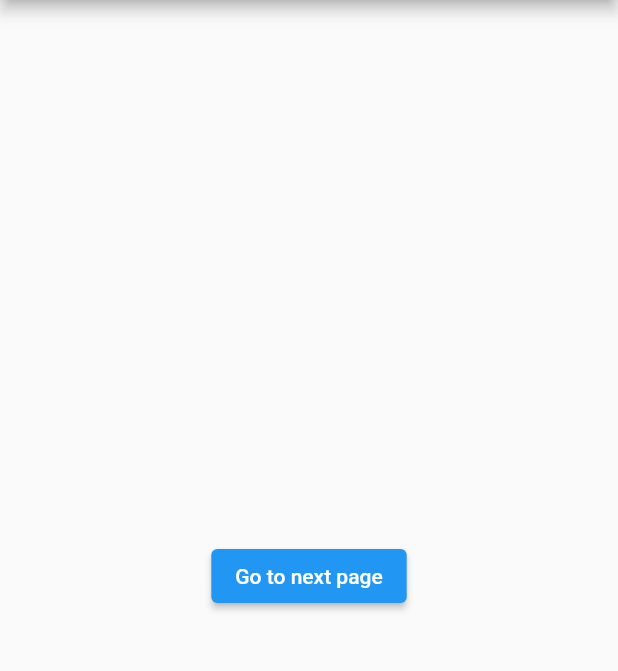
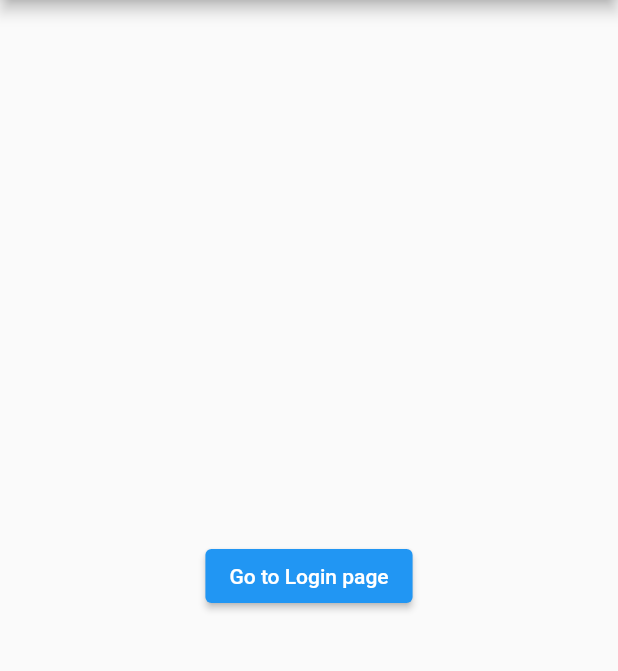
Before and after one commit to jawdonchan/L1_JordanChan_213809_Project, a Flutter app: the screen it shows after launch, on a phone screen of 412 x 824 dp, the part 84-755 px from its top. Run offline on Flutter 3.47's test engine with Material 2 defaults, Android fonts, the phone set to English and light mode, and no system bars.

Commit message:
did login part mad

```diff
--- a/lib/home.dart
+++ /dev/null
@@ -1,33 +0,0 @@
-import 'package:flutter/material.dart';
-import 'nextpage.dart';
-class HomePage extends StatelessWidget {
-
-
-  @override
-  Widget build(BuildContext context) {
-    return Scaffold(
-      appBar: AppBar(
-        title: Text('White App Bar'),
-          backgroundColor: Colors.white, // Set the background color to white
-      ),
-      body: Column(
-        mainAxisAlignment: MainAxisAlignment.center,
-        children: [
-          Center(
-            child: ElevatedButton(
-              onPressed: () {
-                 Navigator.push(
-                  context,
-                  MaterialPageRoute(
-                    builder: (context) => NextPage(),
-                  ),
-                );
-              },
-              child: Text('Go to next page'),
-            )
-          )
-        ]
-      )
-    );
-  }
-}
--- a/lib/main.dart
+++ b/lib/main.dart
@@ -1,27 +1,37 @@
 import 'package:flutter/material.dart';
-import 'home.dart';
+import 'screen/home.dart';
+import 'package:provider/provider.dart';
+
 void main() {
   runApp(MyApp());
+}
+
+class AuthProvider extends ChangeNotifier {
+  bool isAuthenticated = false;
+
+  void login() {
+    isAuthenticated = true;
+    notifyListeners();
+  }
+
+  void logout() {
+    isAuthenticated = false;
+    notifyListeners();
+  }
 }
 
 class MyApp extends StatelessWidget {
   @override
   Widget build(BuildContext context) {
-    return MaterialApp(
-      title: 'White App Bar',
-      theme: ThemeData(
-        primaryColor: Colors.white, // Set the primary color to white
+    return ChangeNotifierProvider(
+      create: (context) => AuthProvider(),
+      child: MaterialApp(
+        title: 'White App Bar',
+        theme: ThemeData(
+          primaryColor: Colors.white, // Set the primary color to white
+        ),
+        home: HomePage(),
       ),
-      home: HomePage(),
-      // home: Scaffold(
-      //   appBar: AppBar(
-      //     title: Text('White App Bar'),
-      //     backgroundColor: Colors.white, // Set the background color to white
-      //   ),
-      //   body: Center(
-      //     child: Text('Hello, World!'),
-      //   ),
-      // ),
     );
   }
 }
--- /dev/null
+++ b/lib/screen/home.dart
@@ -0,0 +1,31 @@
+import 'package:flutter/material.dart';
+import 'package:proj_layout/main.dart';
+import 'nextpage.dart';
+import 'login.dart';
+import 'package:provider/provider.dart';
+
+class HomePage extends StatelessWidget {
+  @override
+  Widget build(BuildContext context) {
+    AuthProvider authProvider = Provider.of<AuthProvider>(context);
+    return Scaffold(
+        appBar: AppBar(
+          title: Text('White App Bar'),
+          backgroundColor: Colors.white, // Set the background color to white
+        ),
+        body: Column(mainAxisAlignment: MainAxisAlignment.center, children: [
+          Center(
+              child: ElevatedButton(
+            onPressed: () {
+              Navigator.push(
+                context,
+                MaterialPageRoute(
+                  builder: (context) => LoginPage(),
+                ),
+              );
+            },
+            child: Text('Go to Login page'),
+          ))
+        ]));
+  }
+}
```
Also changed, not shown: lib/screen/login.dart (added, +75 -0 lines), lib/screen/nextpage.dart (renamed from lib/nextpage.dart).
